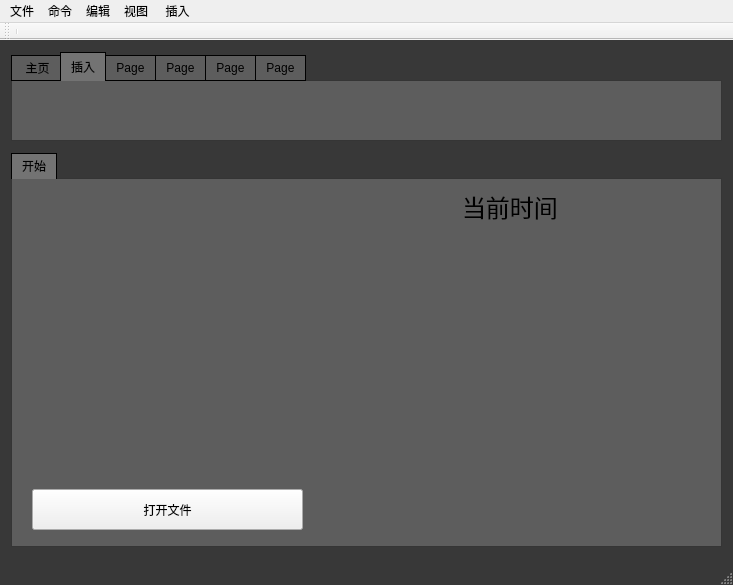
The window that mainwindow.ui (charon-cheung/QSketch) describes before a commit, drawn with Qt 5.
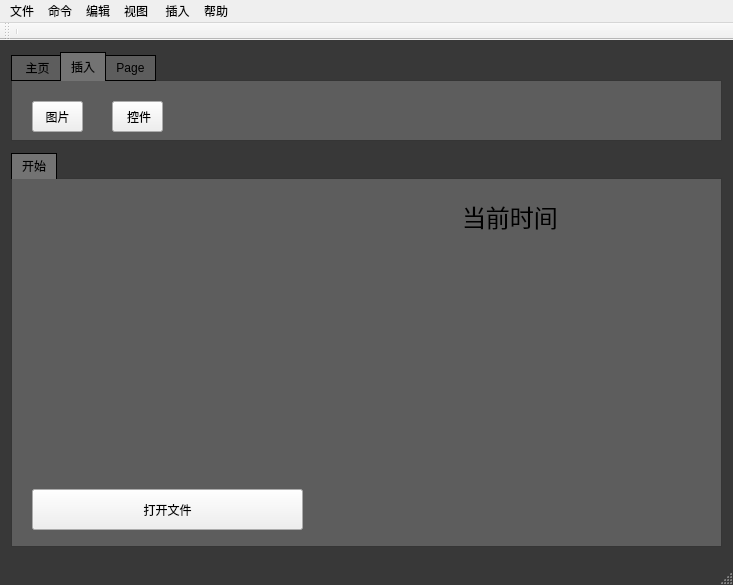
The same window after the commit. The open tabs and pages were chosen to show the change. Icons and pictures are not drawn. Custom widgets are drawn as their Qt base class.

Patch:
```diff
--- a/mainwindow.ui
+++ b/mainwindow.ui
@@ -419,27 +419,38 @@
          <attribute name="title">
           <string>插入</string>
          </attribute>
+         <widget class="QPushButton" name="pushButton">
+          <property name="geometry">
+           <rect>
+            <x>20</x>
+            <y>20</y>
+            <width>51</width>
+            <height>31</height>
+           </rect>
+          </property>
+          <property name="text">
+           <string>图片</string>
+          </property>
+         </widget>
+         <widget class="QPushButton" name="pushButton_2">
+          <property name="geometry">
+           <rect>
+            <x>100</x>
+            <y>20</y>
+            <width>51</width>
+            <height>31</height>
+           </rect>
+          </property>
+          <property name="text">
+           <string> 控件</string>
+          </property>
+         </widget>
         </widget>
         <widget class="QWidget" name="tab_5">
          <attribute name="title">
           <string>Page</string>
          </attribute>
         </widget>
-        <widget class="QWidget" name="tab_6">
-         <attribute name="title">
-          <string>Page</string>
-         </attribute>
-        </widget>
-        <widget class="QWidget" name="tab_7">
-         <attribute name="title">
-          <string>Page</string>
-         </attribute>
-        </widget>
-        <widget class="QWidget" name="tab_8">
-         <attribute name="title">
-          <string>Page</string>
-         </attribute>
-        </widget>
        </widget>
       </item>
       <item>
@@ -461,7 +472,7 @@
           <property name="geometry">
            <rect>
             <x>20</x>
-            <y>60</y>
+            <y>100</y>
             <width>260</width>
             <height>181</height>
            </rect>
@@ -503,7 +514,7 @@
           <property name="geometry">
            <rect>
             <x>450</x>
-            <y>10</y>
+            <y>20</y>
             <width>101</width>
             <height>31</height>
            </rect>
@@ -515,8 +526,8 @@
          <widget class="Clock" name="clock" native="true">
           <property name="geometry">
            <rect>
-            <x>380</x>
-            <y>50</y>
+            <x>370</x>
+            <y>90</y>
             <width>256</width>
             <height>256</height>
            </rect>
@@ -641,11 +652,19 @@
     <addaction name="insertPix"/>
     <addaction name="insertWidget"/>
    </widget>
+   <widget class="QMenu" name="menu_5">
+    <property name="title">
+     <string>帮助</string>
+    </property>
+    <addaction name="Help"/>
+    <addaction name="About"/>
+   </widget>
    <addaction name="openMenu"/>
    <addaction name="menu"/>
    <addaction name="menu_2"/>
    <addaction name="menu_3"/>
    <addaction name="menu_4"/>
+   <addaction name="menu_5"/>
   </widget>
   <widget class="QToolBar" name="mainToolBar">
    <attribute name="toolBarArea">
```
Left out of the diff: 102 changed lines with no effect on the pictures.
